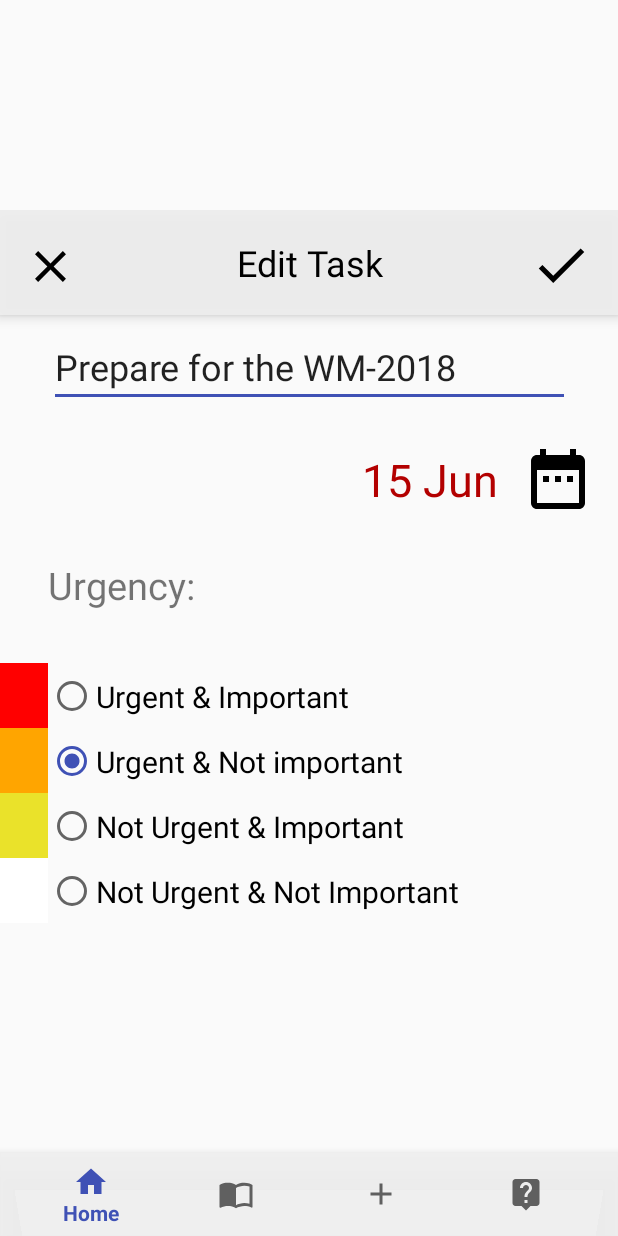
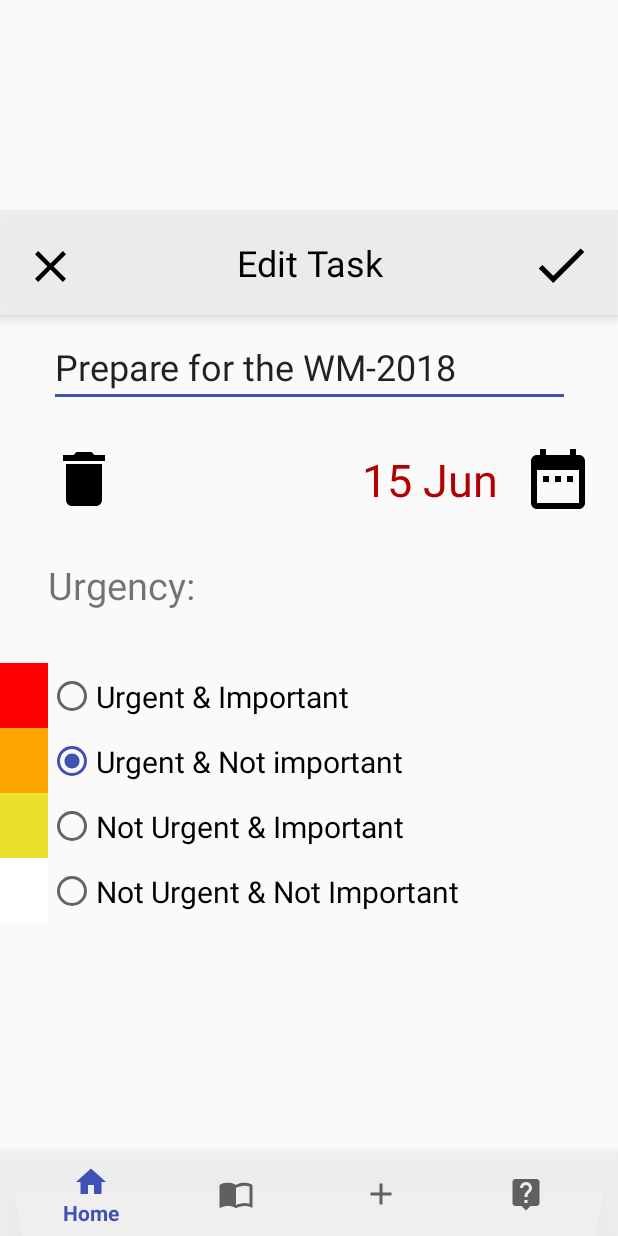
Before and after one commit to jantoktosunov/Timemanagament-App-Android, an Android app: the screen it shows after launch (MainActivity), after a tap on "Prepare for the WM-2018", on a phone screen of 412 x 824 dp. Run offline under Robolectric (Android 15) with nearby library versions, the phone set to English and light mode, and no system bars; 2 other taps on this screen came first.

Commit message:
Added delete button to fragment_edit.xml

```diff
--- /dev/null
+++ b/app/src/main/res/drawable/ic_delete_black_24dp.xml
@@ -0,0 +1,9 @@
+<vector xmlns:android="http://schemas.android.com/apk/res/android"
+        android:width="24dp"
+        android:height="24dp"
+        android:viewportWidth="24.0"
+        android:viewportHeight="24.0">
+    <path
+        android:fillColor="#FF000000"
+        android:pathData="M6,19c0,1.1 0.9,2 2,2h8c1.1,0 2,-0.9 2,-2V7H6v12zM19,4h-3.5l-1,-1h-5l-1,1H5v2h14V4z"/>
+</vector>
--- a/app/src/main/res/layout/fragment_edit.xml
+++ b/app/src/main/res/layout/fragment_edit.xml
@@ -166,4 +166,14 @@
         app:layout_constraintStart_toStartOf="parent"
         app:layout_constraintTop_toBottomOf="@+id/imageView4e" />
 
+    <ImageView
+        android:id="@+id/edit_img_delete"
+        android:layout_width="48dp"
+        android:layout_height="48dp"
+        android:layout_marginStart="32dp"
+        android:layout_marginTop="24dp"
+        app:layout_constraintStart_toStartOf="parent"
+        app:layout_constraintTop_toBottomOf="@+id/edit_txt_text"
+        app:srcCompat="@drawable/ic_delete_black_24dp" />
+
 </android.support.constraint.ConstraintLayout>
```
